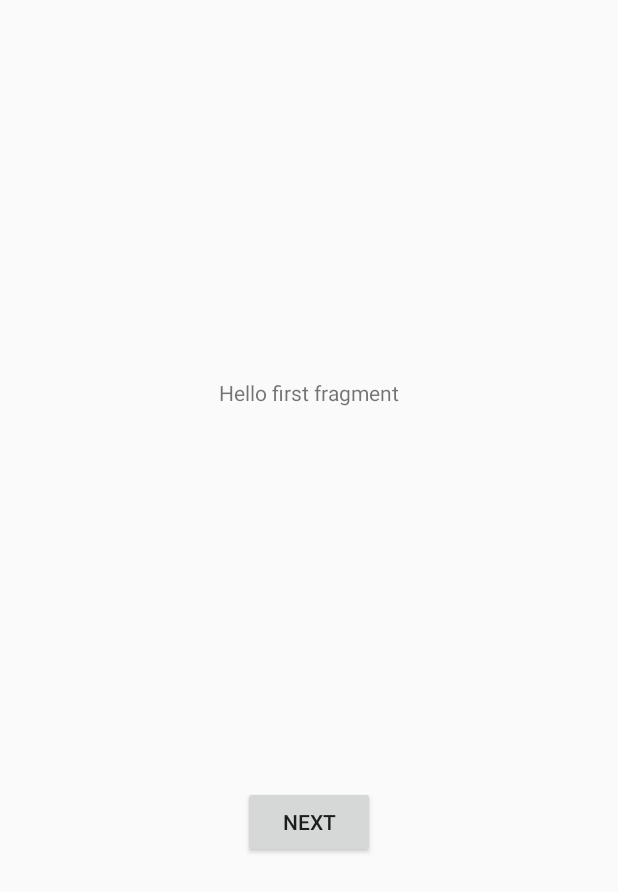
After one commit to Monzonprog/MiniTwitter, an Android app: the layout fragment_first.xml on its own in the app's theme, with its tools: preview values and no code run, on a phone screen of 412 x 824 dp. The commit adds this screen. Shown: the top 892 px of the screen. Run offline under Robolectric (Android 15) with nearby library versions, the phone set to English and light mode, and no system bars.

Commit message:
Añadimos elementos gráficos

```diff
--- /dev/null
+++ b/app/src/main/res/drawable/ic_write_tweet_white.xml
@@ -0,0 +1,4 @@
+<vector android:height="35.7dp" android:viewportHeight="35.738"
+    android:viewportWidth="35.738" android:width="35.7dp" xmlns:android="http://schemas.android.com/apk/res/android">
+    <path android:fillColor="#FFFFFFFF" android:pathData="M0,35.667c0,0 11.596,-37.07 35.738,-35.55c0,0 -2.994,4.849 -10.551,6.416c0,0 3.518,0.429 6.369,-0.522c0,0 -1.711,5.515 -11.025,6.273c0,0 5.133,1.331 7.414,0.57c0,0 -0.619,4.111 -10.102,6.154c-0.562,0.12 -4.347,1.067 -1.306,1.448c0,0 4.371,0.763 5.514,0.381c0,0 -3.744,5.607 -12.928,5.132c-0.903,-0.047 -1.332,0 -1.332,0L0,35.667z"/>
+</vector>
--- a/app/src/main/res/layout/activity_dashboard.xml
+++ b/app/src/main/res/layout/activity_dashboard.xml
@@ -40,7 +40,7 @@
                         app:layout_constraintBottom_toBottomOf="parent"
                         app:layout_constraintStart_toStartOf="parent"
                         app:layout_constraintTop_toTopOf="parent"
-                        app:srcCompat="@drawable/ic_account_circle_black_24dp" />
+                        app:srcCompat="@drawable/ic_account_circle_gray_24dp" />
 
                     <TextView
                         android:id="@+id/textViewToolbar"
@@ -66,9 +66,10 @@
             android:layout_margin="@dimen/fab_margin"
             android:layout_marginEnd="24dp"
             android:layout_marginBottom="24dp"
+            android:backgroundTint="@color/colorAzul"
             app:layout_constraintBottom_toTopOf="@+id/nav_view"
             app:layout_constraintEnd_toEndOf="parent"
-            app:srcCompat="@android:drawable/ic_dialog_email" />
+            app:srcCompat="@drawable/ic_write_tweet_white" />
 
         <com.google.android.material.bottomnavigation.BottomNavigationView
             android:id="@+id/nav_view"
--- /dev/null
+++ b/app/src/main/res/layout/fragment_first.xml
@@ -0,0 +1,28 @@
+<?xml version="1.0" encoding="utf-8"?>
+<androidx.constraintlayout.widget.ConstraintLayout xmlns:android="http://schemas.android.com/apk/res/android"
+    xmlns:app="http://schemas.android.com/apk/res-auto"
+    xmlns:tools="http://schemas.android.com/tools"
+    android:layout_width="match_parent"
+    android:layout_height="match_parent"
+    tools:context=".FirstFragment">
+
+    <TextView
+        android:id="@+id/textview_first"
+        android:layout_width="wrap_content"
+        android:layout_height="wrap_content"
+        android:text="@string/hello_first_fragment"
+        app:layout_constraintBottom_toTopOf="@id/button_first"
+        app:layout_constraintEnd_toEndOf="parent"
+        app:layout_constraintStart_toStartOf="parent"
+        app:layout_constraintTop_toTopOf="parent" />
+
+    <Button
+        android:id="@+id/button_first"
+        android:layout_width="wrap_content"
+        android:layout_height="wrap_content"
+        android:text="@string/next"
+        app:layout_constraintBottom_toBottomOf="parent"
+        app:layout_constraintEnd_toEndOf="parent"
+        app:layout_constraintStart_toStartOf="parent"
+        app:layout_constraintTop_toBottomOf="@id/textview_first" />
+</androidx.constraintlayout.widget.ConstraintLayout>
--- a/app/src/main/res/navigation/mobile_navigation.xml
+++ b/app/src/main/res/navigation/mobile_navigation.xml
@@ -12,13 +12,13 @@
         tools:layout="@layout/fragment_home" />
 
     <fragment
-        android:id="@+id/navigation_dashboard"
+        android:id="@+id/navigation_tweet_like"
         android:name="com.jmonzon.minitwitter.ui.ui.dashboard.DashboardFragment"
         android:label="@string/title_dashboard"
         tools:layout="@layout/fragment_dashboard" />
 
     <fragment
-        android:id="@+id/navigation_notifications"
+        android:id="@+id/navigation_profile"
         android:name="com.jmonzon.minitwitter.ui.ui.notifications.NotificationsFragment"
         android:label="@string/title_notifications"
         tools:layout="@layout/fragment_notifications" />
```
Also changed, not shown: app/src/main/res/drawable-v24/ic_account_circle_gray_24dp.xml (added, +9 -0 lines), app/src/main/res/drawable/ic_account_circle_black_24dp.xml (added, +9 -0 lines), app/src/main/res/drawable/ic_favorite_black_24dp.xml (added, +9 -0 lines), app/src/main/res/layout/fragment_second.xml (added, +27 -0 lines), app/src/main/res/menu/bottom_nav_menu.xml (+7 -7 lines), app/src/main/res/navigation/nav_graph.xml (added, +28 -0 lines).
